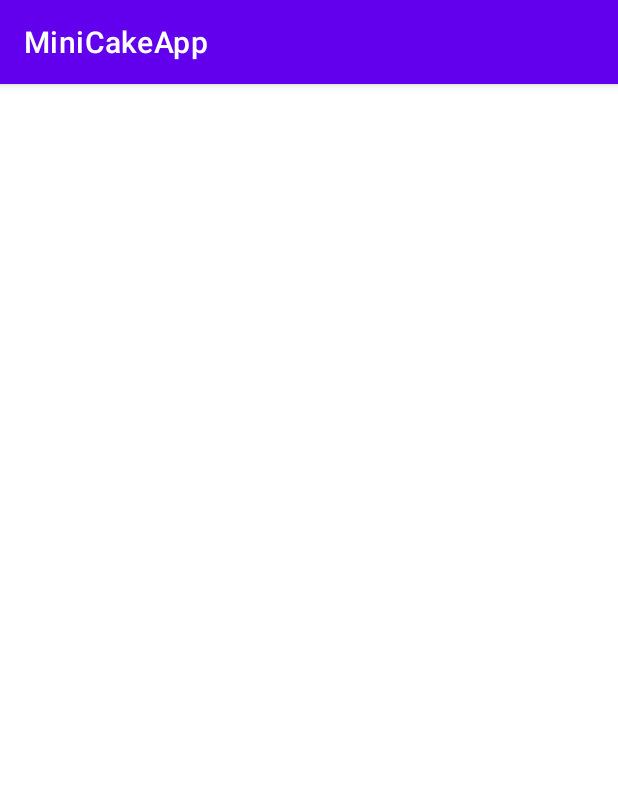
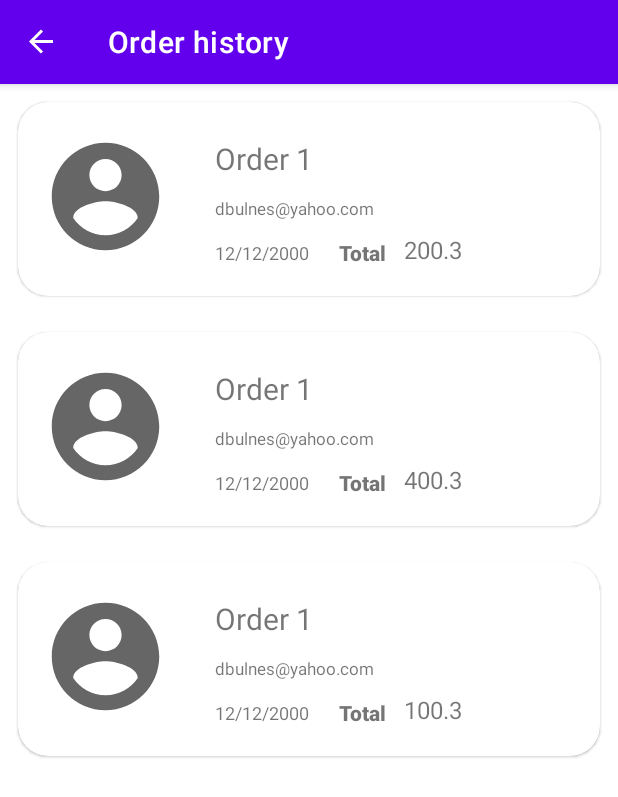
Before and after one commit to abulnes16/mini-cake-app, an Android app: the HistoryFragment screen opened through its navigation route, on a phone screen of 412 x 824 dp. Shown: the top 797 px of the screen. Run offline under Robolectric (Android 15) with nearby library versions, the phone set to English and light mode, and no system bars; our stand-ins replace navigation-ui.

Commit message:
Finish order layout and add recycler view in order fragment

```diff
--- a/app/src/main/java/com/example/minicakeapp/MainActivity.kt
+++ b/app/src/main/java/com/example/minicakeapp/MainActivity.kt
@@ -2,10 +2,26 @@ package com.example.minicakeapp
 
 import androidx.appcompat.app.AppCompatActivity
 import android.os.Bundle
+import androidx.navigation.NavController
+import androidx.navigation.fragment.NavHostFragment
+import androidx.navigation.ui.setupActionBarWithNavController
 
 class MainActivity : AppCompatActivity() {
+
+    private lateinit var navController: NavController
+
     override fun onCreate(savedInstanceState: Bundle?) {
         super.onCreate(savedInstanceState)
         setContentView(R.layout.activity_main)
+
+        val navHostFragment = supportFragmentManager
+            .findFragmentById(R.id.nav_host_fragment) as NavHostFragment
+        navController = navHostFragment.navController
+
+        setupActionBarWithNavController(navController)
+    }
+
+    override fun onSupportNavigateUp(): Boolean {
+        return navController.navigateUp() || super.onSupportNavigateUp()
     }
 }
--- /dev/null
+++ b/app/src/main/java/com/example/minicakeapp/adapters/OrderAdapter.kt
@@ -0,0 +1,40 @@
+package com.example.minicakeapp.adapters
+
+import android.content.Context
+import android.view.LayoutInflater
+import android.view.View
+import android.view.ViewGroup
+import android.widget.TextView
+import androidx.recyclerview.widget.RecyclerView
+import com.example.minicakeapp.R
+import com.example.minicakeapp.models.Order
+
+class OrderAdapter(
+    private val context: Context,
+    private val dataset: List<Order>
+) : RecyclerView.Adapter<OrderAdapter.ItemViewHolder>() {
+
+    class ItemViewHolder(private val view: View) : RecyclerView.ViewHolder(view) {
+        val orderTitle: TextView = view.findViewById(R.id.txt_order_title)
+        val receiver: TextView = view.findViewById(R.id.txt_receiver)
+        val pickupText: TextView = view.findViewById(R.id.txt_pickup_date)
+        val orderTotal: TextView = view.findViewById(R.id.txt_total_order)
+    }
+
+    override fun onCreateViewHolder(parent: ViewGroup, viewType: Int): ItemViewHolder {
+        val adapterLayout =
+            LayoutInflater.from(parent.context).inflate(R.layout.order_item, parent, false)
+        return ItemViewHolder(adapterLayout)
+    }
+
+    override fun onBindViewHolder(holder: ItemViewHolder, position: Int) {
+        val item = dataset[position]
+        holder.orderTitle.text = "Order 1"
+        holder.receiver.text = item.receiver
+        holder.orderTotal.text = item.getTotal().toString()
+        holder.pickupText.text = item.pickupDate
+    }
+
+    override fun getItemCount() = dataset.size
+
+}
--- /dev/null
+++ b/app/src/main/java/com/example/minicakeapp/models/Order.kt
@@ -0,0 +1,19 @@
+package com.example.minicakeapp.models
+
+const val CUPCAKE_PRICE = 20
+const val PICKUP_FEE = 0.3
+
+class Order(
+    val emitter: String,
+    val receiver: String,
+    val numberOfCupcakes: Int,
+    val flavor: String,
+    val pickupDate: String,
+) {
+
+
+    fun getTotal(): Double {
+        return numberOfCupcakes * CUPCAKE_PRICE + PICKUP_FEE
+    }
+
+}
--- /dev/null
+++ b/app/src/main/java/com/example/minicakeapp/models/OrderViewModel.kt
@@ -0,0 +1,4 @@
+package com.example.minicakeapp.models
+
+class OrderViewModel {
+}
--- a/app/src/main/java/com/example/minicakeapp/ui/HomeFragment.kt
+++ b/app/src/main/java/com/example/minicakeapp/ui/HomeFragment.kt
@@ -40,6 +40,10 @@ class HomeFragment : Fragment() {
         binding?.btnOrder?.setOnClickListener {
             findNavController().navigate(R.id.action_homeFragment_to_userFragment)
         }
+
+        binding?.btnHistory?.setOnClickListener {
+            findNavController().navigate(R.id.action_homeFragment_to_historyFragment)
+        }
     }
 
 
--- a/app/src/main/java/com/example/minicakeapp/ui/OrderFragment.kt
+++ b/app/src/main/java/com/example/minicakeapp/ui/OrderFragment.kt
@@ -6,11 +6,10 @@ import android.view.LayoutInflater
 import android.view.View
 import android.view.ViewGroup
 import com.example.minicakeapp.R
+import com.example.minicakeapp.adapters.OrderAdapter
+import com.example.minicakeapp.databinding.FragmentOrderBinding
+import com.example.minicakeapp.models.Order
 
-// TODO: Rename parameter arguments, choose names that match
-// the fragment initialization parameters, e.g. ARG_ITEM_NUMBER
-private const val ARG_PARAM1 = "param1"
-private const val ARG_PARAM2 = "param2"
 
 /**
  * A simple [Fragment] subclass.
@@ -18,16 +17,36 @@ private const val ARG_PARAM2 = "param2"
  * create an instance of this fragment.
  */
 class HistoryFragment : Fragment() {
-    // TODO: Rename and change types of parameters
-    private var param1: String? = null
-    private var param2: String? = null
 
+    private var binding: FragmentOrderBinding? = null
+    private val dummyData: MutableList<Order> = mutableListOf()
     override fun onCreate(savedInstanceState: Bundle?) {
         super.onCreate(savedInstanceState)
-        arguments?.let {
-            param1 = it.getString(ARG_PARAM1)
-            param2 = it.getString(ARG_PARAM2)
-        }
+        dummyData.addAll(
+            listOf(
+                Order(
+                    "angel_bulnes16@yahoo.com",
+                    receiver = "dbulnes@yahoo.com",
+                    pickupDate = "12/12/2000",
+                    numberOfCupcakes = 10,
+                    flavor = "Chocolate"
+                ),
+                Order(
+                    "angel_bulnes16@yahoo.com",
+                    receiver = "dbulnes@yahoo.com",
+                    pickupDate = "12/12/2000",
+                    numberOfCupcakes = 20,
+                    flavor = "Chocolate"
+                ),
+                Order(
+                    "angel_bulnes16@yahoo.com",
+                    receiver = "dbulnes@yahoo.com",
+                    pickupDate = "12/12/2000",
+                    numberOfCupcakes = 5,
+                    flavor = "Vainilla"
+                ),
+            )
+        )
     }
 
     override fun onCreateView(
@@ -35,26 +54,17 @@ class HistoryFragment : Fragment() {
         savedInstanceState: Bundle?
     ): View? {
         // Inflate the layout for this fragment
-        return inflater.inflate(R.layout.fragment_order, container, false)
+        val fragmentBinding =
+            FragmentOrderBinding.inflate(inflater, container, false)
+        binding = fragmentBinding
+        return fragmentBinding.root
     }
 
-    companion object {
-        /**
-         * Use this factory method to create a new instance of
-         * this fragment using the provided parameters.
-         *
-         * @param param1 Parameter 1.
-         * @param param2 Parameter 2.
-         * @return A new instance of fragment HistoryFragment.
-         */
-        // TODO: Rename and change types and number of parameters
-        @JvmStatic
-        fun newInstance(param1: String, param2: String) =
-            HistoryFragment().apply {
-                arguments = Bundle().apply {
-                    putString(ARG_PARAM1, param1)
-                    putString(ARG_PARAM2, param2)
-                }
-            }
+    override fun onViewCreated(view: View, savedInstanceState: Bundle?) {
+        super.onViewCreated(view, savedInstanceState)
+        binding?.orderRecyclerView?.adapter = OrderAdapter(requireContext(), dummyData)
+
     }
+
+
 }
--- a/app/src/main/res/layout/fragment_order.xml
+++ b/app/src/main/res/layout/fragment_order.xml
@@ -1,9 +1,16 @@
 <?xml version="1.0" encoding="utf-8"?>
 <FrameLayout xmlns:android="http://schemas.android.com/apk/res/android"
+    xmlns:app="http://schemas.android.com/apk/res-auto"
     xmlns:tools="http://schemas.android.com/tools"
     android:layout_width="match_parent"
     android:layout_height="match_parent"
     tools:context=".ui.HistoryFragment">
 
 
+    <androidx.recyclerview.widget.RecyclerView
+        android:id="@+id/order_recycler_view"
+        android:layout_width="match_parent"
+        android:layout_height="match_parent"
+        android:scrollbars="vertical"
+        app:layoutManager="LinearLayoutManager" />
 </FrameLayout>
--- /dev/null
+++ b/app/src/main/res/layout/order_item.xml
@@ -0,0 +1,95 @@
+<?xml version="1.0" encoding="utf-8"?>
+<com.google.android.material.card.MaterialCardView xmlns:android="http://schemas.android.com/apk/res/android"
+    xmlns:app="http://schemas.android.com/apk/res-auto"
+    xmlns:tools="http://schemas.android.com/tools"
+    android:layout_width="match_parent"
+    android:layout_height="wrap_content"
+    android:layout_margin="12dp"
+    app:cardCornerRadius="20dp">
+
+    <LinearLayout
+        android:layout_width="match_parent"
+        android:layout_height="wrap_content"
+        android:orientation="horizontal"
+        android:padding="20dp"
+        tools:layout_editor_absoluteX="1dp"
+        tools:layout_editor_absoluteY="1dp">
+
+        <ImageView
+            android:id="@+id/img_user"
+            android:layout_width="76dp"
+            android:layout_height="86dp"
+            android:layout_marginEnd="20dp"
+            android:scaleType="centerCrop"
+            app:srcCompat="@drawable/ic_user"
+            tools:ignore="ContentDescription"
+            tools:src="@drawable/cake" />
+
+        <androidx.constraintlayout.widget.ConstraintLayout
+            android:layout_width="220dp"
+            android:layout_height="89dp">
+
+            <TextView
+                android:id="@+id/txt_order_title"
+                android:layout_width="wrap_content"
+                android:layout_height="wrap_content"
+                android:layout_marginTop="4dp"
+                android:textSize="20sp"
+                app:layout_constraintEnd_toEndOf="parent"
+                app:layout_constraintHorizontal_bias="0.099"
+                app:layout_constraintStart_toStartOf="parent"
+                app:layout_constraintTop_toTopOf="parent"
+                tools:text="Order 1" />
+
+            <TextView
+                android:id="@+id/txt_receiver"
+                android:layout_width="wrap_content"
+                android:layout_height="wrap_content"
+                android:layout_marginTop="12dp"
+                android:textSize="11sp"
+                app:layout_constraintEnd_toEndOf="parent"
+                app:layout_constraintHorizontal_bias="0.0"
+                app:layout_constraintStart_toStartOf="@+id/txt_order_title"
+                app:layout_constraintTop_toBottomOf="@+id/txt_order_title"
+                tools:text="example@example.com" />
+
+            <TextView
+                android:id="@+id/txt_pickup_date"
+                android:layout_width="wrap_content"
+                android:layout_height="wrap_content"
+                android:layout_marginTop="12dp"
+                android:textSize="12sp"
+                app:layout_constraintBottom_toBottomOf="parent"
+                app:layout_constraintStart_toStartOf="@+id/txt_receiver"
+                app:layout_constraintTop_toBottomOf="@+id/txt_receiver"
+                tools:text="12/12/1999" />
+
+            <TextView
+                android:id="@+id/textView"
+                android:layout_width="wrap_content"
+                android:layout_height="wrap_content"
+                android:layout_marginStart="20dp"
+                android:layout_marginTop="12dp"
+                android:fontFamily="sans-serif-black"
+                android:text="@string/order_item_total"
+                app:layout_constraintBottom_toBottomOf="parent"
+                app:layout_constraintStart_toEndOf="@+id/txt_pickup_date"
+                app:layout_constraintTop_toBottomOf="@+id/txt_receiver"
+                app:layout_constraintVertical_bias="0.285"
+                tools:text="Total" />
+
+            <TextView
+                android:id="@+id/txt_total_order"
+                android:layout_width="wrap_content"
+                android:layout_height="wrap_content"
+                android:layout_marginStart="12dp"
+                android:textSize="16sp"
+                app:layout_constraintBottom_toBottomOf="parent"
+                app:layout_constraintEnd_toEndOf="parent"
+                app:layout_constraintHorizontal_bias="0.0"
+                app:layout_constraintStart_toEndOf="@+id/textView"
+                tools:text="$100" />
+
+        </androidx.constraintlayout.widget.ConstraintLayout>
+    </LinearLayout>
+</com.google.android.material.card.MaterialCardView>
--- a/app/src/main/res/navigation/nav_graph.xml
+++ b/app/src/main/res/navigation/nav_graph.xml
@@ -8,8 +8,8 @@
     <fragment
         android:id="@+id/homeFragment"
         android:name="com.example.minicakeapp.ui.HomeFragment"
-        android:label="fragment_home"
-        tools:layout="@layout/fragment_home" >
+        android:label="@string/app_name"
+        tools:layout="@layout/fragment_home">
         <action
             android:id="@+id/action_homeFragment_to_historyFragment"
             app:destination="@id/historyFragment" />
@@ -20,8 +20,8 @@
     <fragment
         android:id="@+id/userFragment"
         android:name="com.example.minicakeapp.ui.UserFragment"
-        android:label="fragment_user"
-        tools:layout="@layout/fragment_user" >
+        android:label="@string/email_data"
+        tools:layout="@layout/fragment_user">
         <action
             android:id="@+id/action_userFragment_to_quantityFragment"
             app:destination="@id/quantityFragment" />
@@ -29,8 +29,8 @@
     <fragment
         android:id="@+id/quantityFragment"
         android:name="com.example.minicakeapp.ui.QuantityFragment"
-        android:label="fragment_quantity"
-        tools:layout="@layout/fragment_quantity" >
+        android:label="@string/choose_quantity"
+        tools:layout="@layout/fragment_quantity">
         <action
             android:id="@+id/action_quantityFragment_to_flavorFragment"
             app:destination="@id/flavorFragment" />
@@ -38,13 +38,13 @@
     <fragment
         android:id="@+id/historyFragment"
         android:name="com.example.minicakeapp.ui.HistoryFragment"
-        android:label="fragment_order"
+        android:label="@string/order_history"
         tools:layout="@layout/fragment_order" />
     <fragment
         android:id="@+id/flavorFragment"
         android:name="com.example.minicakeapp.ui.FlavorFragment"
-        android:label="fragment_flavor"
-        tools:layout="@layout/fragment_flavor" >
+        android:label="@string/choose_flavor"
+        tools:layout="@layout/fragment_flavor">
         <action
             android:id="@+id/action_flavorFragment_to_pickupFragment"
             app:destination="@id/pickupFragment" />
@@ -52,8 +52,8 @@
     <fragment
         android:id="@+id/pickupFragment"
         android:name="com.example.minicakeapp.ui.PickupFragment"
-        android:label="fragment_pickup"
-        tools:layout="@layout/fragment_pickup" >
+        android:label="@string/choose_the_pickup_date"
+        tools:layout="@layout/fragment_pickup">
         <action
             android:id="@+id/action_pickupFragment_to_summaryFragment"
             app:destination="@id/summaryFragment" />
@@ -61,6 +61,6 @@
     <fragment
         android:id="@+id/summaryFragment"
         android:name="com.example.minicakeapp.ui.SummaryFragment"
-        android:label="fragment_summary"
+        android:label="@string/summary"
         tools:layout="@layout/fragment_summary" />
 </navigation>
--- a/app/src/main/res/values/strings.xml
+++ b/app/src/main/res/values/strings.xml
@@ -19,6 +19,12 @@
     <string name="order_summary">Order Summary</string>
     <string name="flavor">Flavor</string>
     <string name="send_order">Send Order</string>
+    <string name="order_item_total">Total</string>
+    <string name="email_data">Email data</string>
+    <string name="choose_quantity">Choose the quantity</string>
+    <string name="order_history">Order history</string>
+    <string name="choose_flavor">Choose the flavor</string>
+    <string name="summary">Summary</string>
     <string-array name="flavor_options">
         <item>Chocolate</item>
         <item>Vanilla</item>
```
